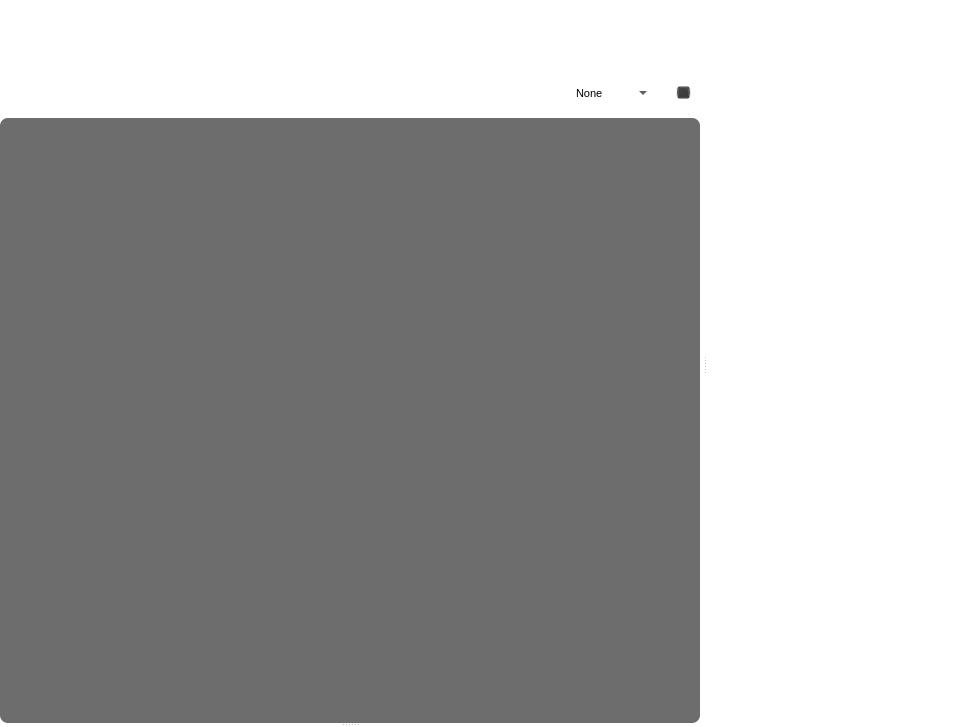
This is Widgets/GameManager/gamemanagerform.ui in nothanley/ModManager as Qt 5 draws it before an edit. The edited form follows.
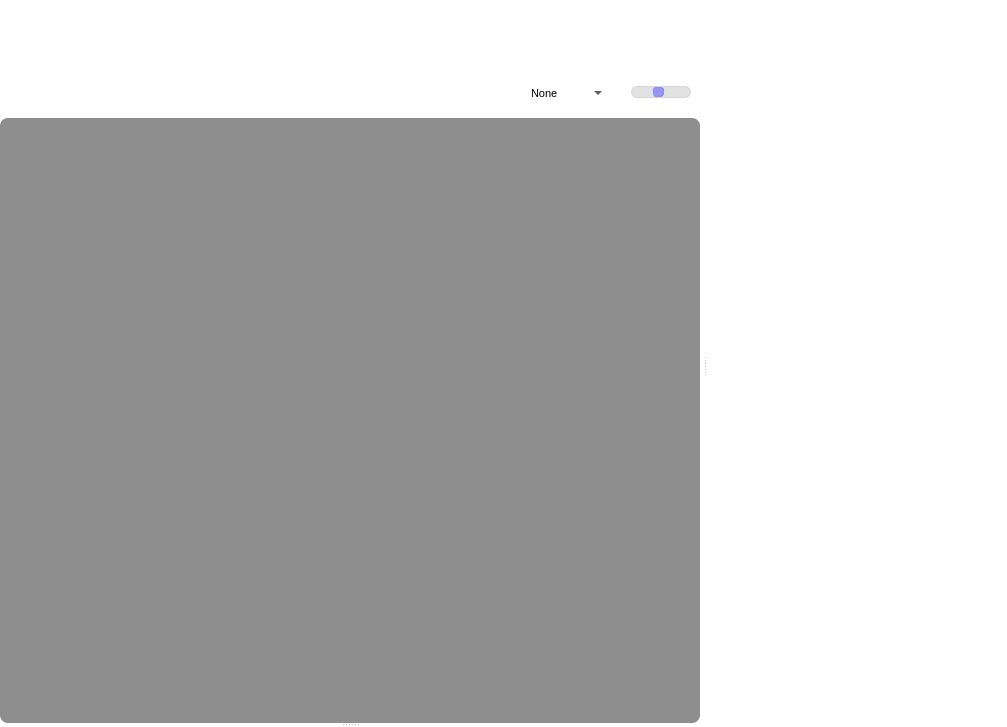
This is the edited form. Icons and pictures are not drawn.

Patch:
```diff
--- a/Widgets/GameManager/gamemanagerform.ui
+++ b/Widgets/GameManager/gamemanagerform.ui
@@ -849,23 +849,45 @@
           </item>
           <item>
            <widget class="QSlider" name="GridSizeSlider">
+            <property name="minimumSize">
+             <size>
+              <width>60</width>
+              <height>0</height>
+             </size>
+            </property>
             <property name="maximumSize">
              <size>
               <width>50</width>
               <height>16777215</height>
              </size>
             </property>
+            <property name="styleSheet">
+             <string notr="true">QSlider::groove:horizontal {
+	height: 10px;
+	background-color: rgba(150, 150, 150,70);
+	border: 1px solid rgba(150, 150, 150,70);
+	border-radius: 6px;
+}
+
+QSlider::handle:horizontal {
+    height: 6px;
+	width: 9px;
+	background-color: rgba(120, 120, 250,180);
+	border: 1px solid rgba(120, 120, 250,180);
+	border-radius: 3px;
+}</string>
+            </property>
             <property name="minimum">
-             <number>3</number>
+             <number>30</number>
             </property>
             <property name="maximum">
-             <number>7</number>
+             <number>65</number>
             </property>
             <property name="pageStep">
-             <number>1</number>
+             <number>0</number>
             </property>
             <property name="value">
-             <number>5</number>
+             <number>46</number>
             </property>
             <property name="orientation">
              <enum>Qt::Horizontal</enum>
@@ -904,9 +926,9 @@
           </property>
           <property name="styleSheet">
            <string notr="true">QWidget{
-	border: 3px  rgba(40,40,40,110);
+	border: 3px  rgba(40,40,40,80);
 	border-radius: 8px;
-	background-color: rgba(40, 40, 40,110);
+	background-color: rgba(40, 40, 40,80);
 }
 
 QLabel{
@@ -972,7 +994,7 @@
                <rect>
                 <x>0</x>
                 <y>0</y>
-                <width>700</width>
+                <width>670</width>
                 <height>605</height>
                </rect>
               </property>
@@ -999,7 +1021,17 @@
 }
 </string>
               </property>
-              <layout class="QGridLayout" name="gridLayout_3"/>
+              <layout class="QGridLayout" name="gridLayout_3">
+               <property name="leftMargin">
+                <number>10</number>
+               </property>
+               <property name="topMargin">
+                <number>35</number>
+               </property>
+               <property name="rightMargin">
+                <number>15</number>
+               </property>
+              </layout>
              </widget>
             </widget>
            </item>
@@ -1046,7 +1078,7 @@
      <widget class="QWidget" name="RightPanelLayout" native="true">
       <property name="minimumSize">
        <size>
-        <width>270</width>
+        <width>300</width>
         <height>0</height>
        </size>
       </property>
```
Left out of the diff: 2 changed lines with no effect on the pictures.
